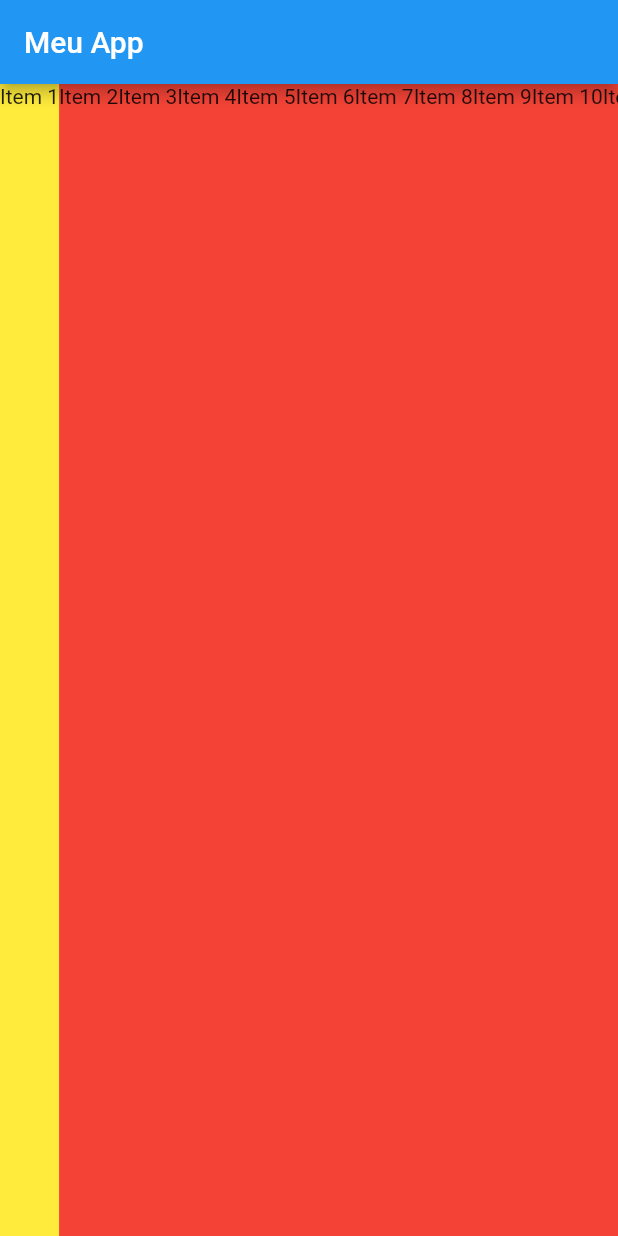
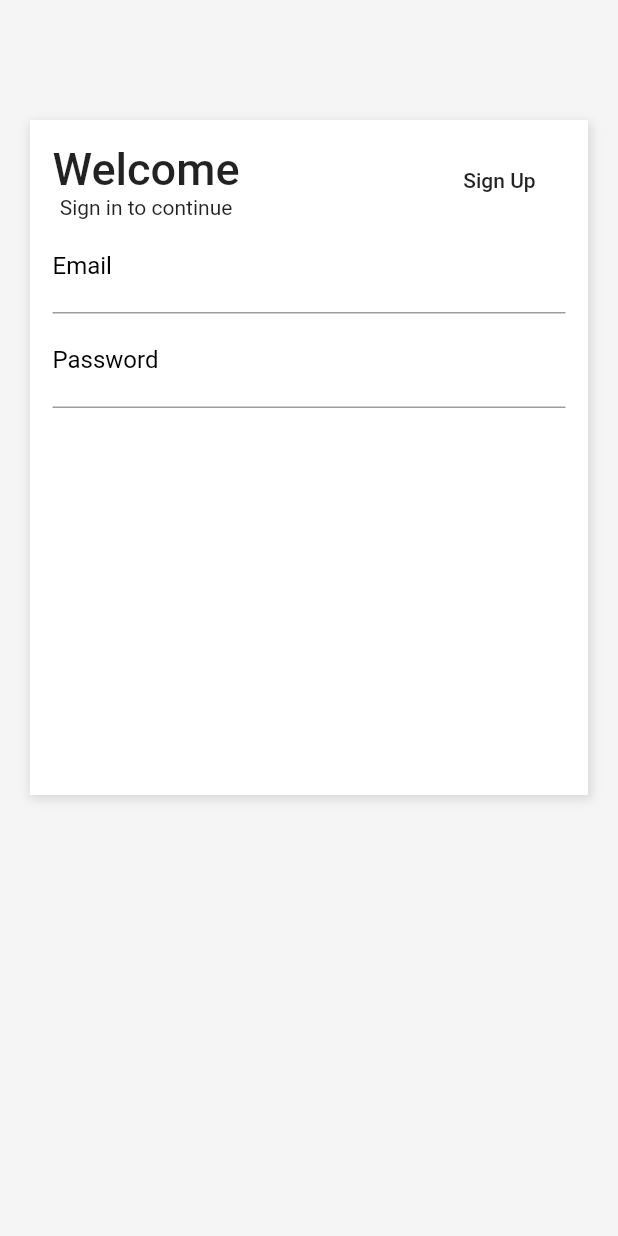
Before and after one commit to ohenriquemonte/layouts_flutter_baltaio, a Flutter app: the screen it shows after launch, on a phone screen of 412 x 824 dp. Run offline on Flutter 3.47's test engine with Material 2 defaults, Android fonts, the phone set to English and light mode, and no system bars.

Commit message:
Modulo 2 - Layouts - TextFormField

```diff
--- a/lib/main.dart
+++ b/lib/main.dart
@@ -1,4 +1,5 @@
 import 'package:flutter/material.dart';
+import 'package:layouts_flutter/pages/login.page.dart';
 
 void main() {
   runApp(const MyApp());
@@ -12,47 +13,11 @@ class MyApp extends StatelessWidget {
   Widget build(BuildContext context) {
     return MaterialApp(
       title: 'Flutter Demo',
+      debugShowCheckedModeBanner: false,
       theme: ThemeData(
         primarySwatch: Colors.blue,
       ),
-      home: const HomePage(),
+      home: const LoginPage(),
     );
   }
 }
-
-class HomePage extends StatelessWidget {
-  const HomePage({Key? key}) : super(key: key);
-
-  @override
-  Widget build(BuildContext context) {
-    return Scaffold(
-      appBar: AppBar(
-        title: const Text('Meu App'),
-      ),
-      body: Container(
-        width: double.infinity,
-        height: double.infinity,
-        color: Colors.red,
-        child: ListView(
-          scrollDirection: Axis.horizontal,
-          children: [
-            Container(
-              color: Colors.yellow,
-              child: const Text('Item 1'),
-            ),
-            const Text('Item 2'),
-            const Text('Item 3'),
-            const Text('Item 4'),
-            const Text('Item 5'),
-            const Text('Item 6'),
-            const Text('Item 7'),
-            const Text('Item 8'),
-            const Text('Item 9'),
-            const Text('Item 10'),
-            const Text('Item 11'),
-          ],
-        ),
-      ),
-    );
-  }
-}
--- /dev/null
+++ b/lib/pages/login.page.dart
@@ -0,0 +1,91 @@
+// ignore_for_file: deprecated_member_use
+
+import 'package:flutter/material.dart';
+
+class LoginPage extends StatelessWidget {
+  const LoginPage({Key? key}) : super(key: key);
+
+  @override
+  Widget build(BuildContext context) {
+    return Scaffold(
+      body: Container(
+        color: const Color(0xFFF5F5F5),
+        padding:
+            const EdgeInsets.only(top: 80, left: 20, right: 20, bottom: 40),
+        child: Column(
+          children: [
+            Container(
+              height: 450,
+              decoration: const BoxDecoration(
+                color: Colors.white,
+                boxShadow: [
+                  BoxShadow(
+                    color: Colors.black12,
+                    offset: Offset(1, 2.0),
+                    blurRadius: 5,
+                    spreadRadius: 1,
+                  ),
+                ],
+              ),
+              child: Padding(
+                padding: const EdgeInsets.all(15),
+                child: ListView(
+                  children: [
+                    Row(
+                      mainAxisAlignment: MainAxisAlignment.spaceBetween,
+                      children: [
+                        Column(
+                          children: const [
+                            Text(
+                              'Welcome',
+                              style: TextStyle(
+                                fontSize: 30,
+                                fontWeight: FontWeight.w500,
+                              ),
+                            ),
+                            Text('Sign in to continue'),
+                          ],
+                        ),
+                        FlatButton(
+                          onPressed: () {},
+                          child: const Text('Sign Up'),
+                        ),
+                      ],
+                    ),
+                    TextFormField(
+                      //   autofocus: true,
+                      keyboardType: TextInputType.emailAddress,
+                      decoration: const InputDecoration(
+                        labelText: 'Email',
+                        labelStyle: TextStyle(
+                          color: Colors.black,
+                          fontSize: 16,
+                          fontWeight: FontWeight.w400,
+                        ),
+                      ),
+                      style: const TextStyle(fontSize: 20),
+                    ),
+                    TextFormField(
+                      //   autofocus: true,
+                      keyboardType: TextInputType.text,
+                      obscureText: true,
+                      decoration: const InputDecoration(
+                        labelText: 'Password',
+                        labelStyle: TextStyle(
+                          color: Colors.black,
+                          fontSize: 16,
+                          fontWeight: FontWeight.w400,
+                        ),
+                      ),
+                      style: const TextStyle(fontSize: 20),
+                    ),
+                  ],
+                ),
+              ),
+            ),
+          ],
+        ),
+      ),
+    );
+  }
+}
```
